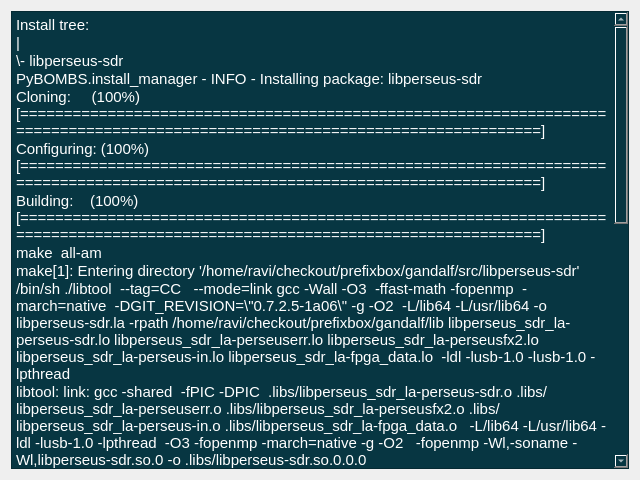
Above: designer/log_details.ui from NinjaComics/pybombs-qtgui before the change. Below: the same form after it.
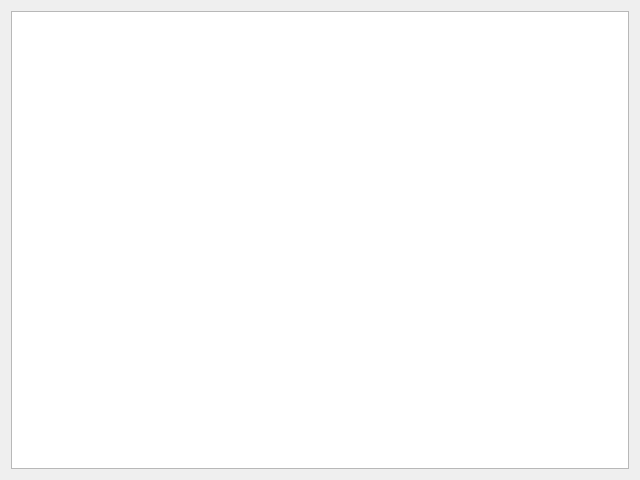
That is the form after the change.

Commit message: Add indication dialogs for running processes

Patch:
```diff
--- a/designer/log_details.ui
+++ b/designer/log_details.ui
@@ -15,47 +15,7 @@
   </property>
   <layout class="QVBoxLayout" name="verticalLayout">
    <item>
-    <widget class="QTextEdit" name="textEdit">
-     <property name="styleSheet">
-      <string notr="true">background-color: rgb(7, 54, 66);
-color: rgb(255, 255, 255);</string>
-     </property>
-     <property name="undoRedoEnabled">
-      <bool>false</bool>
-     </property>
-     <property name="readOnly">
-      <bool>true</bool>
-     </property>
-     <property name="html">
-      <string>&lt;!DOCTYPE HTML PUBLIC &quot;-//W3C//DTD HTML 4.0//EN&quot; &quot;http://www.w3.org/TR/REC-html40/strict.dtd&quot;&gt;
-&lt;html&gt;&lt;head&gt;&lt;meta name=&quot;qrichtext&quot; content=&quot;1&quot; /&gt;&lt;style type=&quot;text/css&quot;&gt;
-p, li { white-space: pre-wrap; }
-&lt;/style&gt;&lt;/head&gt;&lt;body style=&quot; font-family:'Cantarell'; font-size:11pt; font-weight:400; font-style:normal;&quot;&gt;
-&lt;p style=&quot; margin-top:0px; margin-bottom:0px; margin-left:0px; margin-right:0px; -qt-block-indent:0; text-indent:0px;&quot;&gt;Install tree:&lt;/p&gt;
-&lt;p style=&quot; margin-top:0px; margin-bottom:0px; margin-left:0px; margin-right:0px; -qt-block-indent:0; text-indent:0px;&quot;&gt;|&lt;/p&gt;
-&lt;p style=&quot; margin-top:0px; margin-bottom:0px; margin-left:0px; margin-right:0px; -qt-block-indent:0; text-indent:0px;&quot;&gt;\- libperseus-sdr&lt;/p&gt;
-&lt;p style=&quot; margin-top:0px; margin-bottom:0px; margin-left:0px; margin-right:0px; -qt-block-indent:0; text-indent:0px;&quot;&gt;PyBOMBS.install_manager - INFO - Installing package: libperseus-sdr&lt;/p&gt;
-&lt;p style=&quot; margin-top:0px; margin-bottom:0px; margin-left:0px; margin-right:0px; -qt-block-indent:0; text-indent:0px;&quot;&gt;Cloning:     (100%) [===============================================================================================================================]&lt;/p&gt;
-&lt;p style=&quot; margin-top:0px; margin-bottom:0px; margin-left:0px; margin-right:0px; -qt-block-indent:0; text-indent:0px;&quot;&gt;Configuring: (100%) [===============================================================================================================================]&lt;/p&gt;
-&lt;p style=&quot; margin-top:0px; margin-bottom:0px; margin-left:0px; margin-right:0px; -qt-block-indent:0; text-indent:0px;&quot;&gt;Building:    (100%) [===============================================================================================================================]&lt;/p&gt;
-&lt;p style=&quot; margin-top:0px; margin-bottom:0px; margin-left:0px; margin-right:0px; -qt-block-indent:0; text-indent:0px;&quot;&gt;make  all-am&lt;/p&gt;
-&lt;p style=&quot; margin-top:0px; margin-bottom:0px; margin-left:0px; margin-right:0px; -qt-block-indent:0; text-indent:0px;&quot;&gt;make[1]: Entering directory '/home/ravi/checkout/prefixbox/gandalf/src/libperseus-sdr'&lt;/p&gt;
-&lt;p style=&quot; margin-top:0px; margin-bottom:0px; margin-left:0px; margin-right:0px; -qt-block-indent:0; text-indent:0px;&quot;&gt;/bin/sh ./libtool  --tag=CC   --mode=link gcc -Wall -O3  -ffast-math -fopenmp  -march=native  -DGIT_REVISION=\&amp;quot;0.7.2.5-1a06\&amp;quot; -g -O2  -L/lib64 -L/usr/lib64 -o libperseus-sdr.la -rpath /home/ravi/checkout/prefixbox/gandalf/lib libperseus_sdr_la-perseus-sdr.lo libperseus_sdr_la-perseuserr.lo libperseus_sdr_la-perseusfx2.lo libperseus_sdr_la-perseus-in.lo libperseus_sdr_la-fpga_data.lo  -ldl -lusb-1.0 -lusb-1.0 -lpthread &lt;/p&gt;
-&lt;p style=&quot; margin-top:0px; margin-bottom:0px; margin-left:0px; margin-right:0px; -qt-block-indent:0; text-indent:0px;&quot;&gt;libtool: link: gcc -shared  -fPIC -DPIC  .libs/libperseus_sdr_la-perseus-sdr.o .libs/libperseus_sdr_la-perseuserr.o .libs/libperseus_sdr_la-perseusfx2.o .libs/libperseus_sdr_la-perseus-in.o .libs/libperseus_sdr_la-fpga_data.o   -L/lib64 -L/usr/lib64 -ldl -lusb-1.0 -lpthread  -O3 -fopenmp -march=native -g -O2   -fopenmp -Wl,-soname -Wl,libperseus-sdr.so.0 -o .libs/libperseus-sdr.so.0.0.0&lt;/p&gt;
-&lt;p style=&quot; margin-top:0px; margin-bottom:0px; margin-left:0px; margin-right:0px; -qt-block-indent:0; text-indent:0px;&quot;&gt;libtool: link: (cd &amp;quot;.libs&amp;quot; &amp;amp;&amp;amp; rm -f &amp;quot;libperseus-sdr.so.0&amp;quot; &amp;amp;&amp;amp; ln -s &amp;quot;libperseus-sdr.so.0.0.0&amp;quot; &amp;quot;libperseus-sdr.so.0&amp;quot;)&lt;/p&gt;
-&lt;p style=&quot; margin-top:0px; margin-bottom:0px; margin-left:0px; margin-right:0px; -qt-block-indent:0; text-indent:0px;&quot;&gt;libtool: link: (cd &amp;quot;.libs&amp;quot; &amp;amp;&amp;amp; rm -f &amp;quot;libperseus-sdr.so&amp;quot; &amp;amp;&amp;amp; ln -s &amp;quot;libperseus-sdr.so.0.0.0&amp;quot; &amp;quot;libperseus-sdr.so&amp;quot;)&lt;/p&gt;
-&lt;p style=&quot; margin-top:0px; margin-bottom:0px; margin-left:0px; margin-right:0px; -qt-block-indent:0; text-indent:0px;&quot;&gt;libtool: link: ar cru .libs/libperseus-sdr.a  libperseus_sdr_la-perseus-sdr.o libperseus_sdr_la-perseuserr.o libperseus_sdr_la-perseusfx2.o libperseus_sdr_la-perseus-in.o libperseus_sdr_la-fpga_data.o&lt;/p&gt;
-&lt;p style=&quot; margin-top:0px; margin-bottom:0px; margin-left:0px; margin-right:0px; -qt-block-indent:0; text-indent:0px;&quot;&gt;ar: `u' modifier ignored since `D' is the default (see `U')&lt;/p&gt;
-&lt;p style=&quot; margin-top:0px; margin-bottom:0px; margin-left:0px; margin-right:0px; -qt-block-indent:0; text-indent:0px;&quot;&gt;libtool: link: ranlib .libs/libperseus-sdr.a&lt;/p&gt;
-&lt;p style=&quot; margin-top:0px; margin-bottom:0px; margin-left:0px; margin-right:0px; -qt-block-indent:0; text-indent:0px;&quot;&gt;libtool: link: ( cd &amp;quot;.libs&amp;quot; &amp;amp;&amp;amp; rm -f &amp;quot;libperseus-sdr.la&amp;quot; &amp;amp;&amp;amp; ln -s &amp;quot;../libperseus-sdr.la&amp;quot; &amp;quot;libperseus-sdr.la&amp;quot; )&lt;/p&gt;
-&lt;p style=&quot; margin-top:0px; margin-bottom:0px; margin-left:0px; margin-right:0px; -qt-block-indent:0; text-indent:0px;&quot;&gt;/bin/sh ./libtool  --tag=CC   --mode=link gcc -Wall -O3  -ffast-math -fopenmp  -march=native  -DGIT_REVISION=\&amp;quot;0.7.2.5-1a06\&amp;quot; -g -O2  -L/lib64 -L/usr/lib64 -o perseustest perseustest.o perseus-sdr.o perseuserr.o perseusfx2.o perseus-in.o fpga_data.o  -ldl -lusb-1.0 -lusb-1.0 -lpthread &lt;/p&gt;
-&lt;p style=&quot; margin-top:0px; margin-bottom:0px; margin-left:0px; margin-right:0px; -qt-block-indent:0; text-indent:0px;&quot;&gt;libtool: link: gcc -Wall -O3 -ffast-math -fopenmp -march=native -DGIT_REVISION=\&amp;quot;0.7.2.5-1a06\&amp;quot; -g -O2 -o perseustest perseustest.o perseus-sdr.o perseuserr.o perseusfx2.o perseus-in.o fpga_data.o  -L/lib64 -L/usr/lib64 -ldl -lusb-1.0 -lpthread -fopenmp&lt;/p&gt;
-&lt;p style=&quot; margin-top:0px; margin-bottom:0px; margin-left:0px; margin-right:0px; -qt-block-indent:0; text-indent:0px;&quot;&gt;/bin/sh ./libtool  --tag=CC   --mode=link gcc -Wall -O3  -ffast-math -fopenmp  -march=native  -DGIT_REVISION=\&amp;quot;0.7.2.5-1a06\&amp;quot; -g -O2  -L/lib64 -L/usr/lib64 -o perseustest_dyn perseustest.o -lperseus-sdr -ldl -lusb-1.0 -lusb-1.0 -lpthread &lt;/p&gt;
-&lt;p style=&quot; margin-top:0px; margin-bottom:0px; margin-left:0px; margin-right:0px; -qt-block-indent:0; text-indent:0px;&quot;&gt;libtool: link: gcc -Wall -O3 -ffast-math -fopenmp -march=native -DGIT_REVISION=\&amp;quot;0.7.2.5-1a06\&amp;quot; -g -O2 -o .libs/perseustest_dyn perseustest.o  -L/lib64 -L/usr/lib64 /home/ravi/checkout/prefixbox/gandalf/src/libperseus-sdr/.libs/libperseus-sdr.so -ldl -lusb-1.0 -lpthread -fopenmp -Wl,-rpath -Wl,/home/ravi/checkout/prefixbox/gandalf/lib&lt;/p&gt;
-&lt;p style=&quot; margin-top:0px; margin-bottom:0px; margin-left:0px; margin-right:0px; -qt-block-indent:0; text-indent:0px;&quot;&gt;make[1]: Leaving directory '/home/ravi/checkout/prefixbox/gandalf/src/libperseus-sdr'&lt;/p&gt;
-&lt;p style=&quot; margin-top:0px; margin-bottom:0px; margin-left:0px; margin-right:0px; -qt-block-indent:0; text-indent:0px;&quot;&gt;Installing:  [    |                                                                                                                                 ][&lt;/p&gt;&lt;/body&gt;&lt;/html&gt;</string>
-     </property>
-    </widget>
+    <widget class="QTextEdit" name="textEdit"/>
    </item>
   </layout>
  </widget>
```
The commit also changes 6 other files.
